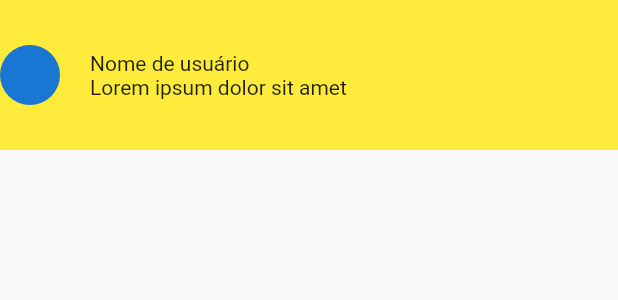
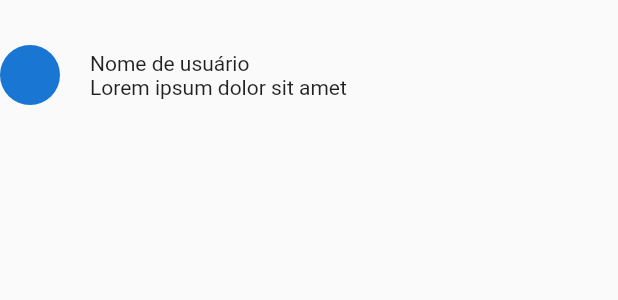
Before and after one commit to GabrielAmaro4231/IntegraPracas, a Flutter app: the Comentario widget shown alone on an empty page, opened directly, on a phone screen of 412 x 824 dp. Shown: the top 300 px of the screen. Run offline on Flutter 3.47's test engine with Material 2 defaults, Android fonts, the phone set to English and light mode, and no system bars; our stand-ins replace email_validator.

Commit message:
info das praças

```diff
--- a/lib/views/infoPraca.dart
+++ b/lib/views/infoPraca.dart
@@ -53,7 +53,6 @@ class Comentario extends StatelessWidget {
   Widget build(BuildContext context) {
     return Container(
       height: 100,
-      color: Colors.yellow,
       child: Row(
       mainAxisAlignment: MainAxisAlignment.start,
       children: [
```
